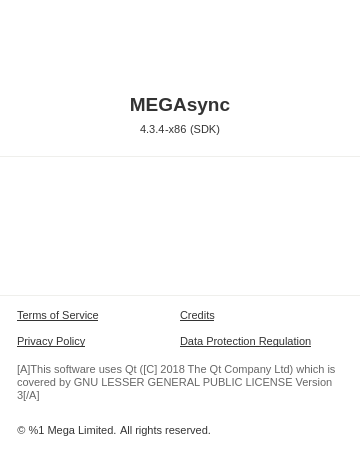
This is src/MEGASync/gui/linux/ChangeLogDialog.ui in meganz/MEGAsync as Qt 5 draws it before an edit. The edited form follows.
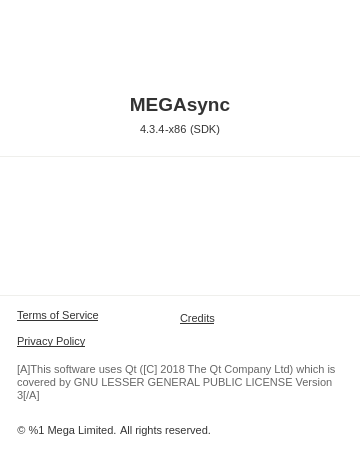
This is the edited form. Icons and pictures are not drawn. Custom widgets are drawn as their Qt base class.

Commit message: Remove GDPR clickable link from About window

The edit to the form file:
```diff
--- a/src/MEGASync/gui/linux/ChangeLogDialog.ui
+++ b/src/MEGASync/gui/linux/ChangeLogDialog.ui
@@ -499,28 +499,6 @@
          </item>
          <item>
           <layout class="QHBoxLayout" name="horizontalLayout_7">
-           <item>
-            <widget class="ClickableLabel" name="bGDPR">
-             <property name="sizePolicy">
-              <sizepolicy hsizetype="Expanding" vsizetype="Preferred">
-               <horstretch>0</horstretch>
-               <verstretch>0</verstretch>
-              </sizepolicy>
-             </property>
-             <property name="minimumSize">
-              <size>
-               <width>135</width>
-               <height>0</height>
-              </size>
-             </property>
-             <property name="text">
-              <string>Data Protection Regulation</string>
-             </property>
-             <property name="wordWrap">
-              <bool>true</bool>
-             </property>
-            </widget>
-           </item>
            <item>
             <spacer name="horizontalSpacer_6">
              <property name="orientation">
```
The commit also changes 4 other files.
